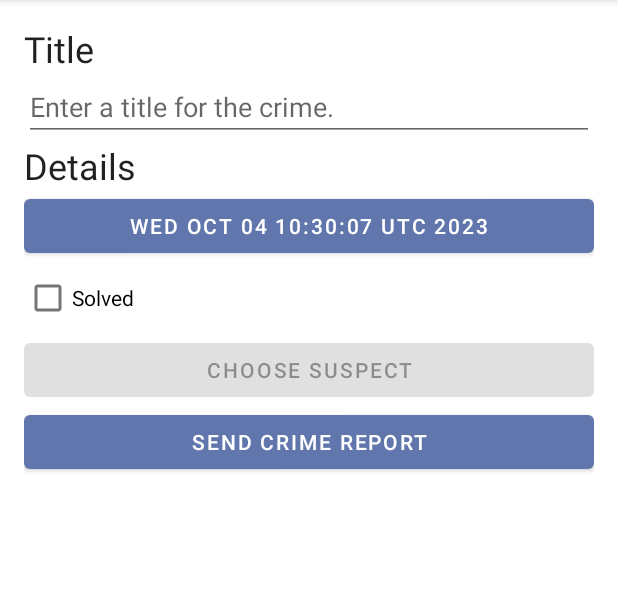
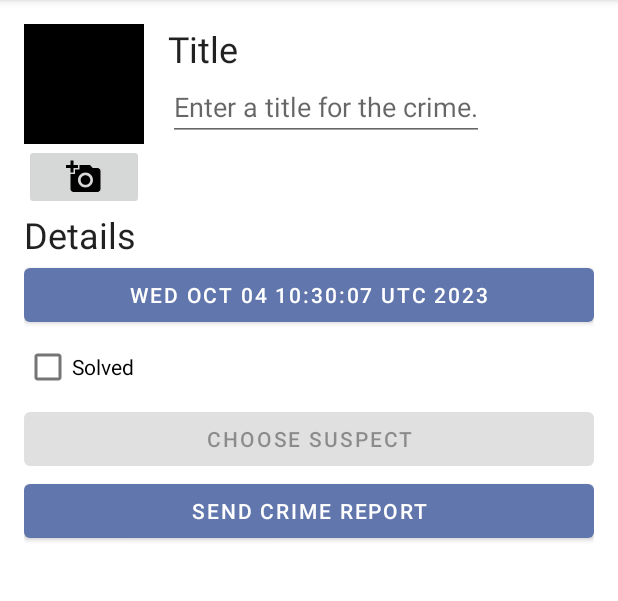
Before and after one commit to Ericcyyyy/CriminalIntent, an Android app: the screen it shows after launch (MainActivity), after a tap on "New Crime", on a phone screen of 412 x 824 dp, the part 84-685 px from its top. Run offline under Robolectric (Android 15) with nearby library versions, the phone set to English and light mode, and no system bars; our stand-ins replace Room's generated code.

Commit message:
- Add the photograph icon and add photo intent - Code to place the photograph icon and intent next to crime detail in .xml - Add FileProvider to AndroidManifest.xml - Create a file.xml mapping root path as crime_photos - Hook up files.xml to FileProvider by adding meta-data in AndroidManifest.xml - Add photo filename property in Crime.kt and create migration for new property in database and increment version - Include migration creating database in CrimeRepository.kt - Implement the handle for photo taken - Handle if photo app is available (disable camera if no activity in system) - Add a declaration in AndroidManifest.xml that allows users to use the app even without a camera feature

```diff
--- a/app/src/main/java/com/bignerdranch/android/criminalintent/Crime.kt
+++ b/app/src/main/java/com/bignerdranch/android/criminalintent/Crime.kt
@@ -11,5 +11,6 @@ data class Crime(
     val title: String,
     val date: Date,
     val isSolved: Boolean,
-    val suspect: String = ""
+    val suspect: String = "",
+    val photoFileName: String? = null
 )
--- a/app/src/main/java/com/bignerdranch/android/criminalintent/CrimeDetailFragment.kt
+++ b/app/src/main/java/com/bignerdranch/android/criminalintent/CrimeDetailFragment.kt
@@ -11,6 +11,8 @@ import android.view.LayoutInflater
 import android.view.View
 import android.view.ViewGroup
 import androidx.activity.result.contract.ActivityResultContracts
+import androidx.core.content.FileProvider
+import androidx.core.view.doOnLayout
 import androidx.core.widget.doOnTextChanged
 import androidx.fragment.app.Fragment
 import androidx.fragment.app.setFragmentResultListener
@@ -22,6 +24,7 @@ import androidx.navigation.fragment.findNavController
 import androidx.navigation.fragment.navArgs
 import com.bignerdranch.android.criminalintent.databinding.FragmentCrimeDetailBinding
 import kotlinx.coroutines.launch
+import java.io.File
 import java.util.Date
 
 private const val DATE_FORMAT = "EEE, MMM, dd"
@@ -44,6 +47,18 @@ class CrimeDetailFragment : Fragment() {
     ) { uri: Uri? ->
         uri?.let { parseContactSelection(it) }
     }
+
+    private val takePhoto = registerForActivityResult(
+        ActivityResultContracts.TakePicture()
+    ) { didTakePhoto: Boolean ->
+        if (didTakePhoto && photoName != null) {
+            crimeDetailViewModel.updateCrime { oldCrime ->
+                oldCrime.copy(photoFileName = photoName)
+            }
+        }
+    }
+
+    private var photoName: String? = null
 
     override fun onCreateView(
         inflater: LayoutInflater,
@@ -79,6 +94,25 @@ class CrimeDetailFragment : Fragment() {
                 null
             )
             crimeSuspect.isEnabled = canResolveIntent(selectSuspectIntent)
+
+            crimeCamera.setOnClickListener {
+                photoName = "IMG_${Date() }.JPG"
+                val photoFile = File(requireContext().applicationContext.filesDir,
+                                     photoName)
+                val photoUri = FileProvider.getUriForFile(
+                    requireContext(),
+                    "com.bignerdranch.android.criminalintent.fileprovider",
+                    photoFile
+                )
+
+                takePhoto.launch(photoUri)
+            }
+
+            val captureImageIntent = takePhoto.contract.createIntent(
+                requireContext(),
+                Uri.parse("")
+            )
+            crimeCamera.isEnabled = canResolveIntent(captureImageIntent)
         }
 
         viewLifecycleOwner.lifecycleScope.launch {
@@ -136,6 +170,8 @@ class CrimeDetailFragment : Fragment() {
             crimeSuspect.text = crime.suspect.ifEmpty {
                 getString(R.string.crime_suspect_text)
             }
+
+            updatePhoto(crime.photoFileName)
         }
     }
 
@@ -184,4 +220,27 @@ class CrimeDetailFragment : Fragment() {
             )
         return resolvedActivity != null
     }
+
+    private fun updatePhoto(photoFileName: String?) {
+        if (binding.crimePhoto.tag != photoFileName) {
+            val photoFile = photoFileName?.let {
+                File(requireContext().applicationContext.filesDir, it)
+            }
+
+            if (photoFile?.exists() == true) {
+                binding.crimePhoto.doOnLayout { measuredView ->
+                    val scaledBitmap = getScaledBitmap(
+                        photoFile.path,
+                        measuredView.width,
+                        measuredView.height
+                    )
+                    binding.crimePhoto.setImageBitmap(scaledBitmap)
+                    binding.crimePhoto.tag = photoFileName
+                }
+            } else {
+                binding.crimePhoto.setImageBitmap(null)
+                binding.crimePhoto.tag = null
+            }
+        }
+    }
 }
--- a/app/src/main/java/com/bignerdranch/android/criminalintent/CrimeRepository.kt
+++ b/app/src/main/java/com/bignerdranch/android/criminalintent/CrimeRepository.kt
@@ -4,6 +4,7 @@ import android.content.Context
 import androidx.room.Room
 import com.bignerdranch.android.criminalintent.database.CrimeDatabase
 import com.bignerdranch.android.criminalintent.database.migration_1_2
+import com.bignerdranch.android.criminalintent.database.migration_2_3
 import kotlinx.coroutines.CoroutineScope
 import kotlinx.coroutines.GlobalScope
 import kotlinx.coroutines.flow.Flow
@@ -23,7 +24,7 @@ class CrimeRepository private constructor(
             CrimeDatabase::class.java,
             DATABASE_NAME
         )
-        .addMigrations(migration_1_2)
+        .addMigrations(migration_1_2, migration_2_3)
         .build()
 
     fun getCrimes(): Flow<List<Crime>>
--- a/app/src/main/java/com/bignerdranch/android/criminalintent/database/CrimeDatabase.kt
+++ b/app/src/main/java/com/bignerdranch/android/criminalintent/database/CrimeDatabase.kt
@@ -7,7 +7,7 @@ import androidx.room.migration.Migration
 import androidx.sqlite.db.SupportSQLiteDatabase
 import com.bignerdranch.android.criminalintent.Crime
 
-@Database(entities = [ Crime::class ], version=2, exportSchema = false)
+@Database(entities = [ Crime::class ], version=3, exportSchema = false)
 @TypeConverters(CrimeTypeConverters::class)
 abstract class CrimeDatabase : RoomDatabase() {
     abstract fun crimeDao(): CrimeDao
@@ -20,3 +20,11 @@ val migration_1_2 = object : Migration(1, 2) {
         )
     }
 }
+
+val migration_2_3 = object : Migration(2, 3) {
+    override fun migrate(database: SupportSQLiteDatabase) {
+        database.execSQL(
+            "ALTER TABLE Crime ADD COLUMN photoFileName TEXT"
+        )
+    }
+}
--- /dev/null
+++ b/app/src/main/res/drawable/ic_camera.xml
@@ -0,0 +1,5 @@
+<vector android:height="24dp" android:tint="#000000"
+    android:viewportHeight="24" android:viewportWidth="24"
+    android:width="24dp" xmlns:android="http://schemas.android.com/apk/res/android">
+    <path android:fillColor="@android:color/white" android:pathData="M3,4V1h2v3h3v2H5v3H3V6H0V4H3zM6,10V7h3V4h7l1.83,2H21c1.1,0 2,0.9 2,2v12c0,1.1 -0.9,2 -2,2H5c-1.1,0 -2,-0.9 -2,-2V10H6zM13,19c2.76,0 5,-2.24 5,-5s-2.24,-5 -5,-5s-5,2.24 -5,5S10.24,19 13,19zM9.8,14c0,1.77 1.43,3.2 3.2,3.2s3.2,-1.43 3.2,-3.2s-1.43,-3.2 -3.2,-3.2S9.8,12.23 9.8,14z"/>
+</vector>
--- a/app/src/main/res/layout/fragment_crime_detail.xml
+++ b/app/src/main/res/layout/fragment_crime_detail.xml
@@ -5,6 +5,37 @@
     android:layout_width="match_parent"
     android:layout_height="match_parent"
     android:layout_margin="16dp">
+
+    <LinearLayout
+        android:layout_width="wrap_content"
+        android:layout_height="wrap_content"
+        android:orientation="horizontal">
+
+        <LinearLayout
+            android:layout_width="wrap_content"
+            android:layout_height="wrap_content"
+            android:orientation="vertical"
+            android:layout_marginEnd="16dp">
+
+            <ImageView
+                android:id="@+id/crime_photo"
+                android:layout_width="80dp"
+                android:layout_height="80dp"
+                android:scaleType="centerInside"
+                android:cropToPadding="true"
+                android:background="@color/black" />
+
+            <ImageButton
+                android:id="@+id/crime_camera"
+                android:layout_width="match_parent"
+                android:layout_height="wrap_content"
+                android:src="@drawable/ic_camera"/>
+        </LinearLayout>
+    <LinearLayout
+        android:orientation="vertical"
+        android:layout_width="0dp"
+        android:layout_height="wrap_content"
+        android:layout_weight="1">
 
     <TextView
         android:layout_width="match_parent"
@@ -19,6 +50,8 @@
         android:hint="@string/crime_title_hint"
         android:importantForAutofill="no"
         android:inputType="text" />
+    </LinearLayout>
+    </LinearLayout>
 
     <TextView
         android:layout_width="match_parent"
--- /dev/null
+++ b/app/src/main/res/xml/files.xml
@@ -0,0 +1,6 @@
+<?xml version="1.0" encoding="utf-8"?>
+<paths>
+    <files-path
+        name="crime_photos"
+        path="."/>
+</paths>
```
Also changed, not shown: app/src/main/AndroidManifest.xml (+14 -0 lines), app/src/main/java/com/bignerdranch/android/criminalintent/PictureUtils.kt (added, +31 -0 lines).
